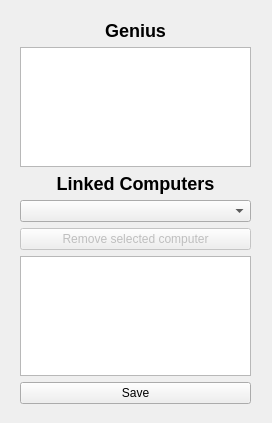
This is editrelation.ui in danielm15/VLN1-2016-Hopur_16 as Qt 5 draws it before an edit. The edited form follows.
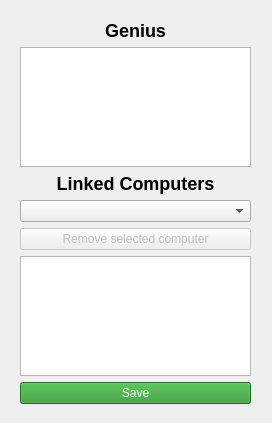
This is the edited form. Icons and pictures are not drawn.

Commit message: Added color and hover to buttons

```diff
--- a/editrelation.ui
+++ b/editrelation.ui
@@ -74,6 +74,17 @@
     </item>
     <item>
      <widget class="QPushButton" name="pushButtonSaveRelation">
+      <property name="styleSheet">
+       <string notr="true">#pushButtonSaveRelation {
+	color: rgb(255, 255, 255);
+	background-color: rgb(44, 150, 44);
+	
+}
+
+#pushButtonSaveRelation::hover {
+	background-color: rgb(56, 190, 56);
+}</string>
+      </property>
       <property name="text">
        <string>Save</string>
       </property>
```
Left out of the diff: 10 changed lines with no effect on the pictures. The commit also changes 5 other files.
